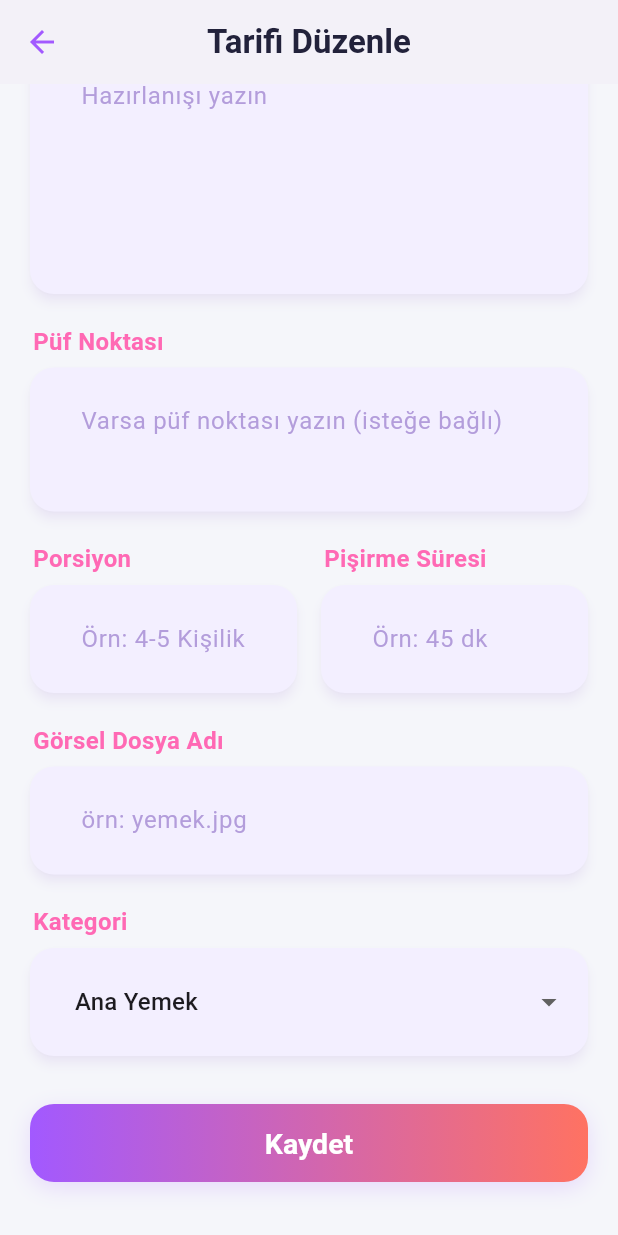
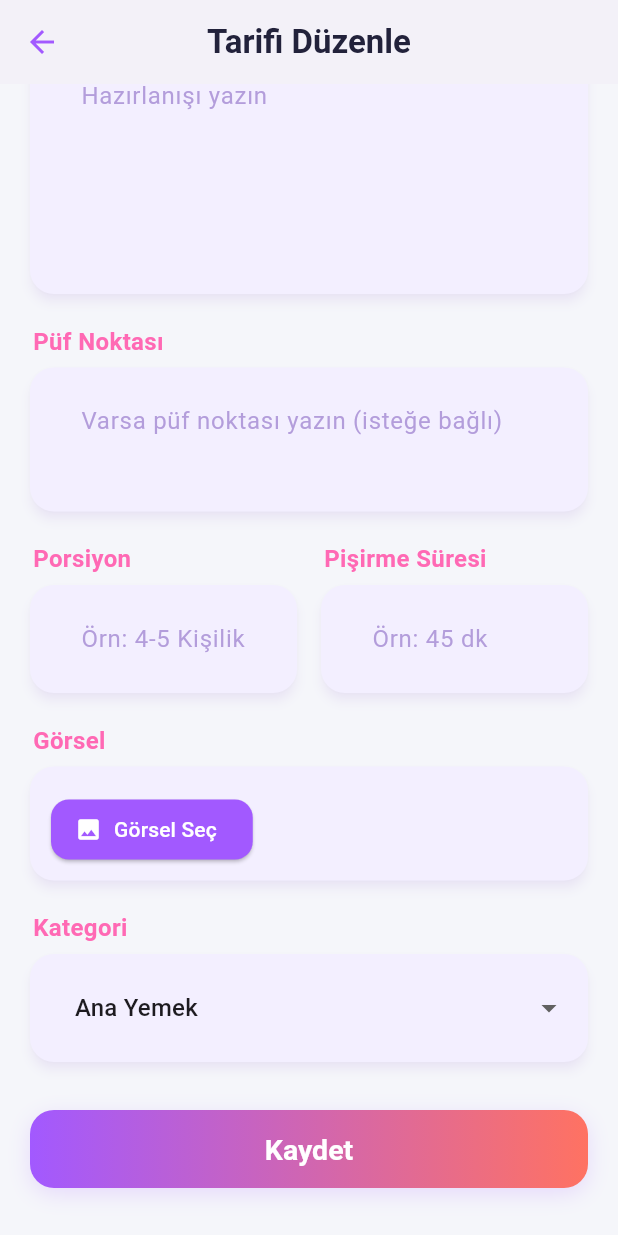
Before and after one commit to yarens8/yemektarifimobile, a Flutter app: the RecipeEditScreen screen opened directly with empty values, scrolled down 402 dp, on a phone screen of 412 x 824 dp. Run offline on Flutter 3.47's test engine with Material 3 defaults, Android fonts, the light colour scheme and no system bars; our stand-ins replace dio, flutter_svg, image_picker, shared_preferences; accounts and stored records are empty.

Commit message:
FİNALLL

```diff
--- a/mobile_frontend/lib/screens/recipe_edit_screen.dart
+++ b/mobile_frontend/lib/screens/recipe_edit_screen.dart
@@ -1,6 +1,10 @@
 import 'package:flutter/material.dart';
 import '../models/recipe.dart';
 import '../services/recipe_service.dart';
+import 'dart:io';
+import 'package:image_picker/image_picker.dart';
+import 'package:http/http.dart' as http;
+import 'dart:convert';
 
 const Color kPrimary = Color(0xFFA259FF); // Mor
 const Color kAccent = Color(0xFFFF7262); // Pembe
@@ -30,6 +34,9 @@ class _RecipeEditScreenState extends State<RecipeEditScreen> {
   late TextEditingController _imageController;
   int _selectedCategoryId = 1;
   bool _isLoading = false;
+  File? _selectedImage;
+  String? _uploadedImageFilename;
+  final ImagePicker _picker = ImagePicker();
 
   @override
   void initState() {
@@ -85,6 +92,36 @@ class _RecipeEditScreenState extends State<RecipeEditScreen> {
       if (mounted) {
         ScaffoldMessenger.of(context).showSnackBar(const SnackBar(content: Text('Güncelleme başarısız')));
       }
+    }
+  }
+
+  Future<void> _pickImage() async {
+    final pickedFile = await _picker.pickImage(source: ImageSource.gallery);
+    if (pickedFile != null) {
+      setState(() {
+        _selectedImage = File(pickedFile.path);
+      });
+      await _uploadImage(_selectedImage!);
+    }
+  }
+
+  Future<void> _uploadImage(File imageFile) async {
+    try {
+      final request = http.MultipartRequest('POST', Uri.parse('${RecipeService.baseUrl}/upload-image'));
+      request.files.add(await http.MultipartFile.fromPath('image', imageFile.path));
+      final response = await request.send();
+      if (response.statusCode == 200) {
+        final respStr = await response.stream.bytesToString();
+        final data = json.decode(respStr);
+        setState(() {
+          _uploadedImageFilename = data['filename'];
+          _imageController.text = _uploadedImageFilename ?? '';
+        });
+      } else {
+        ScaffoldMessenger.of(context).showSnackBar(const SnackBar(content: Text('Görsel yüklenemedi.')));
+      }
+    } catch (e) {
+      ScaffoldMessenger.of(context).showSnackBar(SnackBar(content: Text('Görsel yüklenirken hata: $e')));
     }
   }
 
@@ -214,12 +251,47 @@ class _RecipeEditScreenState extends State<RecipeEditScreen> {
                       ],
                     ),
                     const SizedBox(height: 20),
-                    _FieldLabel('Görsel Dosya Adı'),
+                    _FieldLabel('Görsel'),
                     _FieldCard(
-                      child: TextFormField(
-                        controller: _imageController,
-                        decoration: _inputDecoration('örn: yemek.jpg'),
-                        style: const TextStyle(fontSize: 16, color: kText),
+                      child: Column(
+                        crossAxisAlignment: CrossAxisAlignment.start,
+                        children: [
+                          if (_selectedImage != null)
+                            ClipRRect(
+                              borderRadius: BorderRadius.circular(12),
+                              child: Image.file(_selectedImage!, height: 120, fit: BoxFit.cover),
+                            )
+                          else if (_imageController.text.isNotEmpty)
+                            ClipRRect(
+                              borderRadius: BorderRadius.circular(12),
+                              child: Image.network(
+                                'http://10.0.2.2:5000/static/recipe_images/${_imageController.text}',
+                                height: 120,
+                                fit: BoxFit.cover,
+                                errorBuilder: (context, error, stackTrace) => Container(
+                                  height: 120,
+                                  color: Colors.grey[200],
+                                  child: const Center(child: Icon(Icons.broken_image, color: Colors.redAccent)),
+                                ),
+                              ),
+                            ),
+                          const SizedBox(height: 8),
+                          ElevatedButton.icon(
+                            onPressed: _pickImage,
+                            icon: const Icon(Icons.image),
+                            label: const Text('Görsel Seç'),
+                            style: ElevatedButton.styleFrom(
+                              backgroundColor: kPrimary,
+                              foregroundColor: Colors.white,
+                              shape: RoundedRectangleBorder(borderRadius: BorderRadius.circular(12)),
+                            ),
+                          ),
+                          if (_uploadedImageFilename != null)
+                            Padding(
+                              padding: const EdgeInsets.only(top: 6.0),
+                              child: Text('Yüklendi: $_uploadedImageFilename', style: const TextStyle(fontSize: 13, color: kHint)),
+                            ),
+                        ],
                       ),
                     ),
                     const SizedBox(height: 20),
```
Also changed, not shown: mobile_frontend/lib/screens/ingredient_suggestion_screen.dart (+0 -33 lines), mobile_frontend/assets/recipe_images/domatesli_feslegenli_bruschetta.jpg (added), mobile_frontend/assets/recipe_images/japon_usulu_tavuk_katsu.jpg (added), mobile_frontend/assets/recipe_images/peynirli_mantar_guvec.jpg (added), mobile_frontend/assets/recipe_images/peynirli_pide.jpg, 1 other file.
